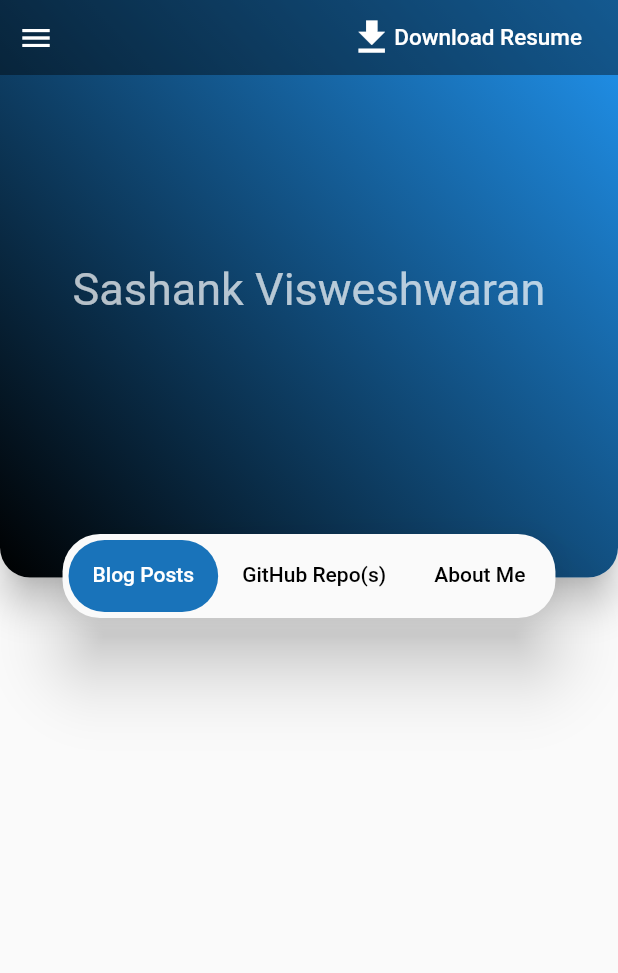
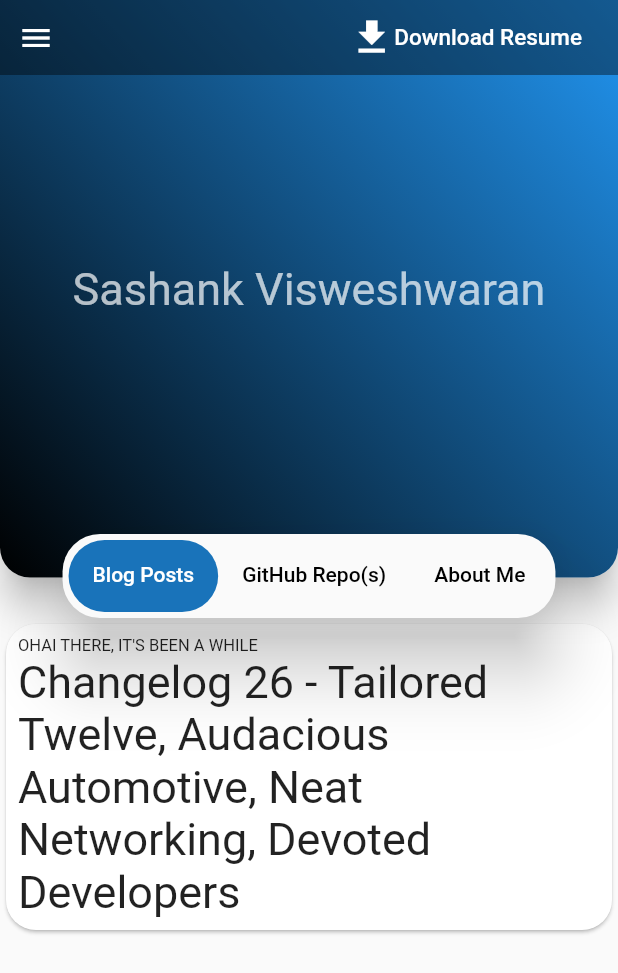
Before and after one commit to lightningbolt047/lightning-about-pwa, a Flutter app: the screen it shows after launch, on a phone screen of 412 x 824 dp. Shown: the top 973 px of the screen. Run offline on Flutter 3.47's test engine with Material 2 defaults, Android fonts, the phone set to English and light mode, and no system bars; drawn by our look-alikes of animated_text_kit; our stand-ins replace card_loading, font_awesome_flutter, google_fonts, package_info_plus, timeline_tile; missing offline and left inert: colorful_iconify_flutter, iconify_flutter, web_smooth_scroll.

```diff
--- a/lib/screens/about_me_section.dart
+++ b/lib/screens/about_me_section.dart
@@ -11,9 +11,7 @@ class AboutMeSection extends StatelessWidget {
 
   @override
   Widget build(BuildContext context) {
-    return LayoutBuilder(
-      builder: (context,constraints){
-        return SingleChildScrollView(
+    return SliverToBoxAdapter(
       child: Column(
         children: [
           SizedBox(
@@ -40,7 +38,5 @@ class AboutMeSection extends StatelessWidget {
         ],
       ),
     );
-      },
-    );
   }
 }
--- a/lib/screens/home_screen.dart
+++ b/lib/screens/home_screen.dart
@@ -5,6 +5,7 @@ import 'package:iconify_flutter/icons/ic.dart';
 import 'package:iconify_flutter/icons/mdi.dart';
 import 'package:myresume/const.dart';
 import 'package:myresume/screens/about_me_section.dart';
+import 'package:myresume/screens/blog_posts.dart';
 import 'package:myresume/screens/github_repo_section.dart';
 import 'package:myresume/services/ui_services.dart';
 import 'package:myresume/services/url_launcher.dart';
@@ -35,6 +36,7 @@ class _HomeScreenState extends State<HomeScreen> with TickerProviderStateMixin {
   final ScrollController _scrollController=ScrollController();
   bool mousePresent=false;
   bool mobileContactsOpen=false;
+  Function? pageSetState;
 
   @override
   void initState() {
@@ -63,6 +65,12 @@ class _HomeScreenState extends State<HomeScreen> with TickerProviderStateMixin {
         _bannerTabController.index=(_bannerTabController.index+1)%_bannerTabController.length;
       }
     });
+
+    _pageContentTabController.addListener(() {
+      if(pageSetState!=null){
+        pageSetState!((){});
+      }
+    });
   }
 
 
@@ -82,11 +90,10 @@ class _HomeScreenState extends State<HomeScreen> with TickerProviderStateMixin {
       child: Scaffold(
         body: WebSmoothScroll(
           controller: _scrollController,
-          child: NestedScrollView(
+          child: CustomScrollView(
             controller: _scrollController,
             physics: mousePresent?NeverScrollableScrollPhysics():null,
-            headerSliverBuilder: (context,boolValue){
-              return [
+            slivers: [
               SliverToBoxAdapter(
                 child: Container(
                   height: MediaQuery.of(context).size.height*0.5,
@@ -316,16 +323,22 @@ class _HomeScreenState extends State<HomeScreen> with TickerProviderStateMixin {
                   ),
                 ),
               ),
-              ];
+              Builder(
+                builder: (context){
+                  return StatefulBuilder(
+                    builder: (context,setState){
+                      pageSetState=setState;
+                      switch(_pageContentTabController.index){
+                        case 0: return BlogPosts();
+                        case 1: return GithubRepoSection();
+                        case 2: return AboutMeSection();
+                        default: return Container();
+                      }
                     },
-            body: TabBarView(
-              controller: _pageContentTabController,
-              children: [
-                Container(),
-                GithubRepoSection(),
-                AboutMeSection(),
+                  );
+                },
+              )
             ],
-            ),
           ),
         ),
       ),
--- a/lib/services/http_services.dart
+++ b/lib/services/http_services.dart
@@ -27,7 +27,7 @@ class GitServices{
     if(response.statusCode==200){
       List<dynamic> data=jsonDecode(response.body);
       for(int i=0;i<data.length;i++){
-        if(data[i]['name']=="lightningbolt047.github.io"){
+        if(data[i]['name']=="lightningbolt047.github.io" || data[i]['name']=="lightning-about-pwa"){
           data.removeAt(i);
         }
       }
--- /dev/null
+++ b/lib/widgets/cards/blog_post_card.dart
@@ -0,0 +1,41 @@
+import 'package:flutter/material.dart';
+
+import '../../services/ui_services.dart';
+
+class BlogPostCard extends StatefulWidget {
+  const BlogPostCard({Key? key}) : super(key: key);
+
+  @override
+  State<BlogPostCard> createState() => _BlogPostCardState();
+}
+
+class _BlogPostCardState extends State<BlogPostCard> {
+  @override
+  Widget build(BuildContext context) {
+    return LayoutBuilder(
+      builder: (context,constraints) {
+        return Card(
+          shape: RoundedRectangleBorder(
+            borderRadius: BorderRadius.circular(20)
+          ),
+          child: Container(
+            width: isMobileDevice(constraints)?constraints.maxWidth:constraints.maxWidth*0.75,
+            padding: EdgeInsets.all(8),
+            child: Column(
+              crossAxisAlignment: CrossAxisAlignment.start,
+              children: [
+                Text("OHAI THERE, IT'S BEEN A WHILE",style: TextStyle(
+                  fontSize: 11
+                ),),
+                Text("Changelog 26 - Tailored Twelve, Audacious Automotive, Neat Networking, Devoted Developers",style: TextStyle(
+                  fontSize: 30
+                ),)
+
+              ],
+            ),
+          ),
+        );
+      }
+    );
+  }
+}
--- a/pubspec.yaml
+++ b/pubspec.yaml
@@ -40,6 +40,7 @@ dependencies:
   timeline_tile: ^2.0.0
   iconify_flutter: ^0.0.4
   package_info_plus: ^1.4.2
+  simple_html_css: ^4.0.0
 
 dev_dependencies:
   flutter_test:
```
Also changed, not shown: lib/screens/blog_posts.dart (added, +14 -0 lines), lib/screens/github_repo_section.dart (+16 -17 lines), lib/widgets/cards/github_repo_card.dart (+2 -6 lines), pubspec.lock. Lines whose indentation alone changed are shown as unchanged.
